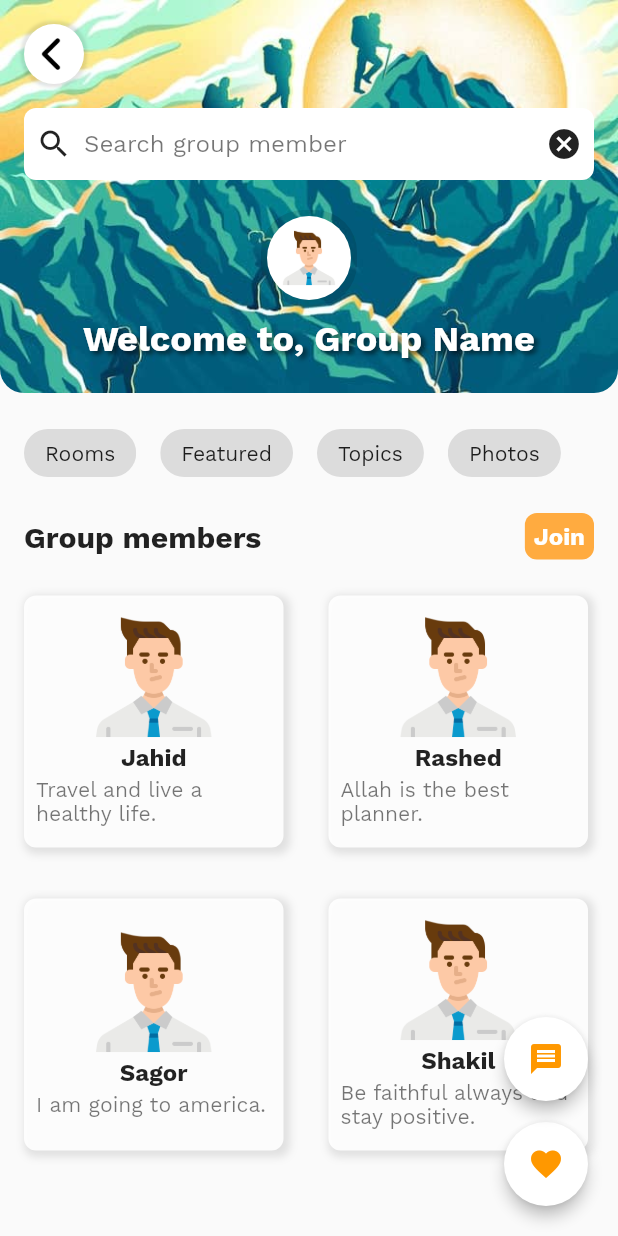
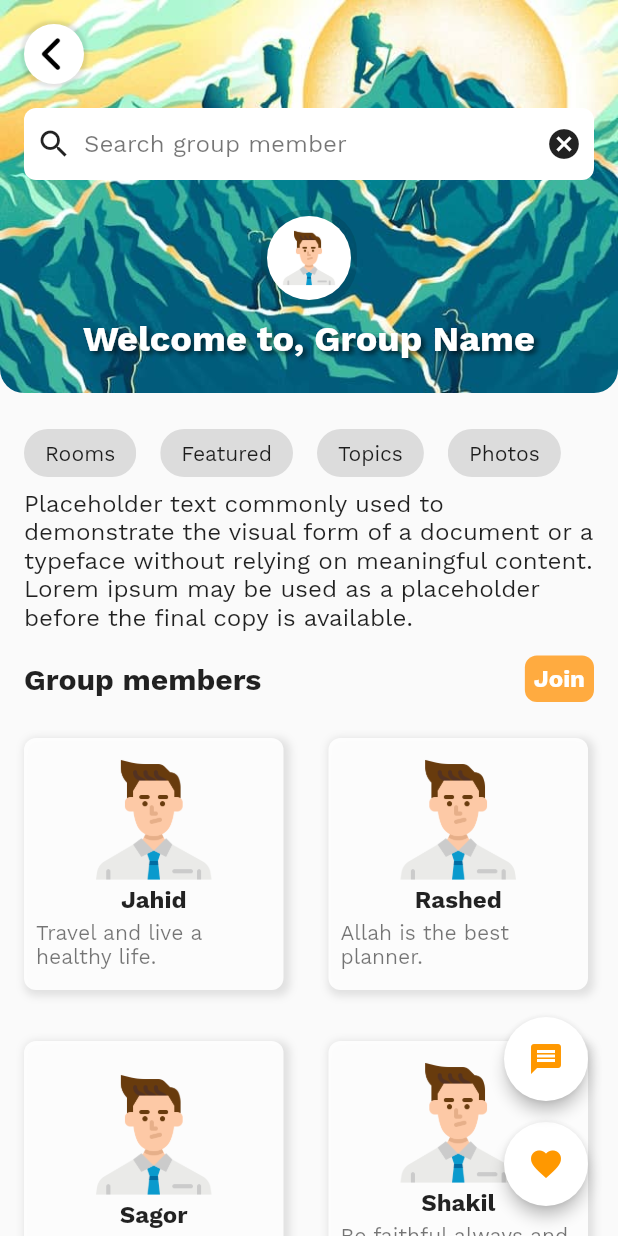
Before and after one commit to shakiz/travel_app, a Flutter app: the GroupDetails screen opened directly, on a phone screen of 412 x 824 dp. Run offline on Flutter 3.47's test engine with Material 2 defaults, Android fonts, the phone set to English and light mode, and no system bars; our stand-ins replace bottom_navy_bar, flutter_staggered_animations, lottie.

Commit message:
search widget updated

```diff
--- a/lib/pages/location/group_details.dart
+++ b/lib/pages/location/group_details.dart
@@ -89,6 +89,7 @@ class _GroupDetailsState extends State<GroupDetails> {
                       searchIconColor: Colors.black87,
                       hintTextColor: Colors.black54,
                       cancelIconColor: Colors.black87,
+                      searchBoxShadow: false,
                     ),
                   ),
                   Positioned(
@@ -266,6 +267,16 @@ class _GroupDetailsState extends State<GroupDetails> {
                 ),
               ),
               const SizedBox(
+                width: 16,
+              ),
+              const Padding(
+                padding: EdgeInsets.only(left: 16, right: 16),
+                child: Text(
+                  "Placeholder text commonly used to demonstrate the visual form of a document or a typeface without relying on meaningful content. Lorem ipsum may be used as a placeholder before the final copy is available.",
+                  style: TextStyle(fontSize: 16, color: Colors.black87),
+                ),
+              ),
+              const SizedBox(
                 height: 16,
               ),
               Container(
@@ -351,7 +362,11 @@ class _GroupDetailsState extends State<GroupDetails> {
           right: 20,
           child: FloatingActionButton(
             backgroundColor: Colors.white,
-            child: const Icon(Icons.favorite, color: Colors.orange,),
+            heroTag: "favorite",
+            child: const Icon(
+              Icons.favorite,
+              color: Colors.orange,
+            ),
             elevation: 4,
             onPressed: () {},
           ),
@@ -361,7 +376,11 @@ class _GroupDetailsState extends State<GroupDetails> {
           right: 20,
           child: FloatingActionButton(
             backgroundColor: Colors.white,
-            child: const Icon(Icons.message, color: Colors.orange,),
+            heroTag: "message",
+            child: const Icon(
+              Icons.message,
+              color: Colors.orange,
+            ),
             elevation: 4,
             onPressed: () {},
           ),
--- a/lib/pages/onboard/home_page.dart
+++ b/lib/pages/onboard/home_page.dart
@@ -9,6 +9,7 @@ import 'package:travel_app/models/location.dart';
 import 'package:travel_app/models/tab_icon_data.dart';
 import 'package:travel_app/pages/item_tiles/group_item_tile.dart';
 import 'package:travel_app/pages/item_tiles/location_item_tile.dart';
+import 'package:travel_app/pages/messages/messages_page.dart';
 import 'package:travel_app/pages/widgets/bottom_menu_nav_view.dart';
 import 'package:travel_app/pages/widgets/search_widget.dart';
 
@@ -102,8 +103,10 @@ class _HomePageState extends State<HomePage> with TickerProviderStateMixin {
   Widget changeScreen(int index) {
     if (index == 0) {
       itemAnimationController.forward();
-      //return showAiVoiceCommand();
       return homeScreen();
+    } else if (index == 2) {
+      itemAnimationController.forward();
+      return const MessagesPage();
     }
     return Container();
   }
@@ -181,6 +184,7 @@ class _HomePageState extends State<HomePage> with TickerProviderStateMixin {
               searchIconColor: Colors.black54,
               hintTextColor: Colors.black54,
               cancelIconColor: Colors.black,
+              searchBoxShadow: false,
             ),
             const SizedBox(
               height: 16,
--- a/lib/pages/widgets/search_widget.dart
+++ b/lib/pages/widgets/search_widget.dart
@@ -4,12 +4,14 @@ import 'package:flutter/material.dart';
 class SearchWidget extends StatefulWidget {
   bool isAdvanceFilterVisible;
   bool isCancelIconVisible;
+  bool searchBoxShadow;
   Color inputFieldBackColor, hintTextColor, cancelIconColor, searchIconColor;
   String hintText;
 
   SearchWidget(
       {required this.isAdvanceFilterVisible,
       required this.isCancelIconVisible,
+      required this.searchBoxShadow,
       required this.inputFieldBackColor,
       required this.hintText,
       required this.hintTextColor,
@@ -42,6 +44,21 @@ class _SearchWidgetState extends State<SearchWidget> {
             decoration: BoxDecoration(
               color: widget.inputFieldBackColor,
               borderRadius: const BorderRadius.all(Radius.circular(8)),
+              boxShadow: widget.searchBoxShadow ? [
+                const BoxShadow(
+                    color: Colors.black12,
+                    blurRadius: 1,
+                    spreadRadius: 1,
+                    offset: Offset(1, 2)
+                )
+              ] : [
+                const BoxShadow(
+                    color: Colors.transparent,
+                    blurRadius: 0,
+                    spreadRadius: 0,
+                    offset: Offset(0, 0)
+                )
+              ]
             ),
             child: Row(
               children: [
```
